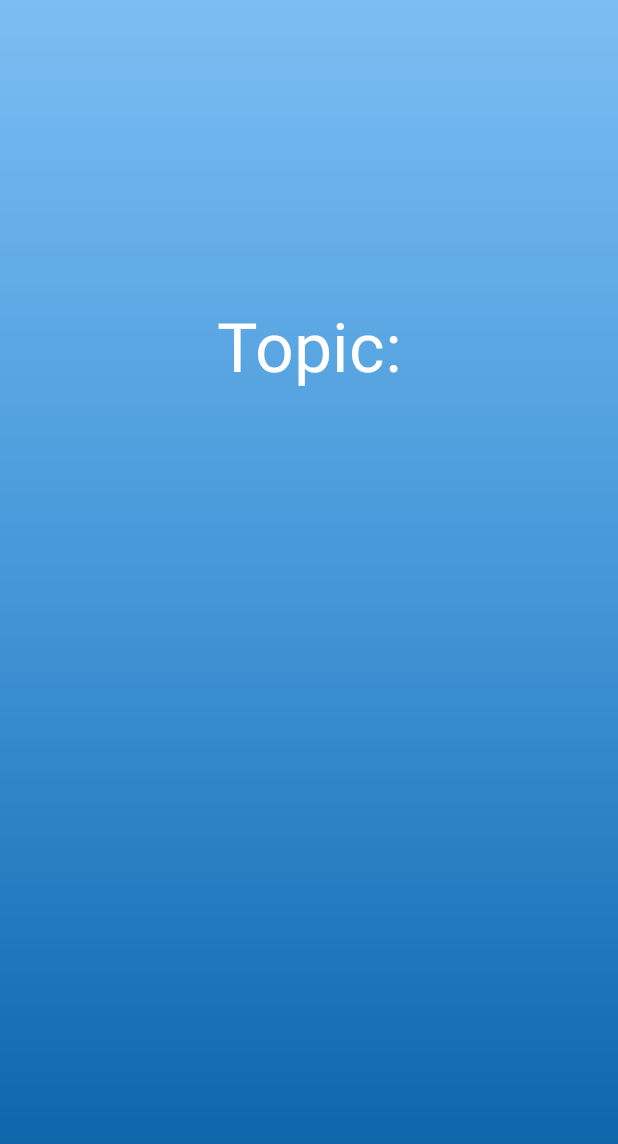
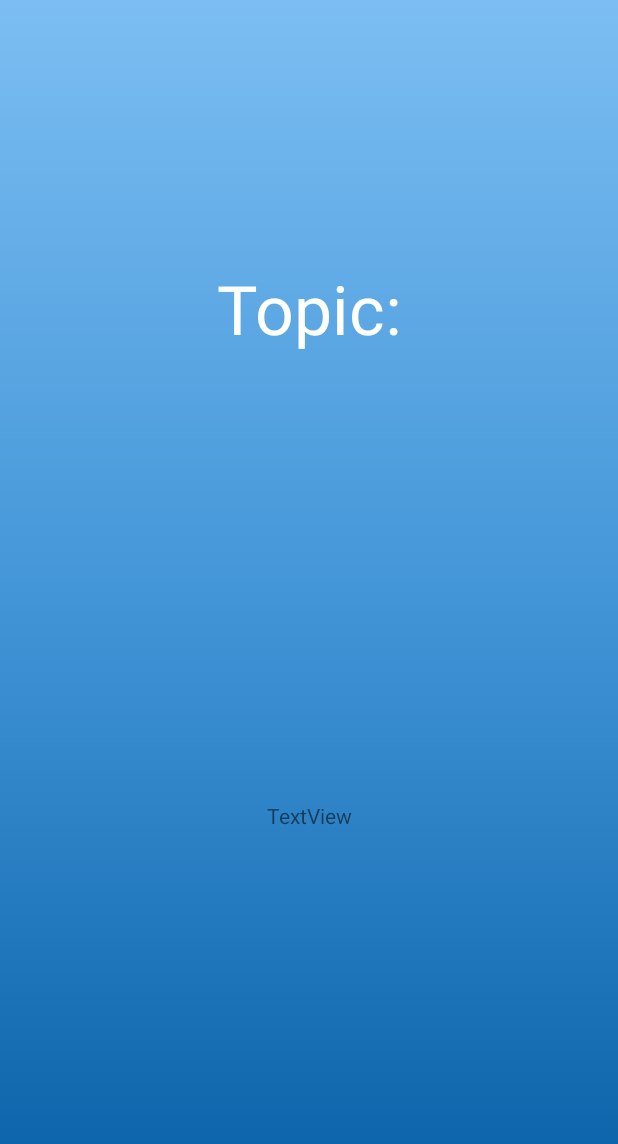
Before and after one commit to cyril-junior-dim/TableTopics, an Android app: the TopicThinkingActivity screen opened directly, with no data from a screen before it, on a phone screen of 412 x 824 dp. Shown: the top 1144 px of the screen. Run offline under Robolectric (Android 15) with nearby library versions, the phone set to English and light mode, and no system bars; our stand-ins replace Firebase (no records; nobody signed in at launch, a user with empty details on screens opened directly); 3 statements that could not run were skipped.

```diff
--- /dev/null
+++ b/app/src/main/res/drawable/ic_timer.xml
@@ -0,0 +1,5 @@
+<vector android:autoMirrored="true" android:height="24dp"
+    android:tint="#FFFFFF" android:viewportHeight="24"
+    android:viewportWidth="24" android:width="24dp" xmlns:android="http://schemas.android.com/apk/res/android">
+    <path android:fillColor="@android:color/white" android:pathData="M15,1L9,1v2h6L15,1zM11,14h2L13,8h-2v6zM19.03,7.39l1.42,-1.42c-0.43,-0.51 -0.9,-0.99 -1.41,-1.41l-1.42,1.42C16.07,4.74 14.12,4 12,4c-4.97,0 -9,4.03 -9,9s4.02,9 9,9 9,-4.03 9,-9c0,-2.12 -0.74,-4.07 -1.97,-5.61zM12,20c-3.87,0 -7,-3.13 -7,-7s3.13,-7 7,-7 7,3.13 7,7 -3.13,7 -7,7z"/>
+</vector>
--- a/app/src/main/res/layout/activity_topic_thinking.xml
+++ b/app/src/main/res/layout/activity_topic_thinking.xml
@@ -11,7 +11,7 @@
         android:id="@+id/textView15"
         android:layout_width="wrap_content"
         android:layout_height="wrap_content"
-        android:layout_marginTop="200dp"
+        android:layout_marginTop="175dp"
         android:text="Topic:"
         android:textAppearance="@style/TextAppearance.AppCompat.Display2"
         android:textColor="#FFFFFF"
@@ -21,13 +21,24 @@
 
     <TextView
         android:id="@+id/speechTitle"
-        android:layout_width="wrap_content"
-        android:layout_height="wrap_content"
-        android:text="TextView"
+        android:layout_width="250dp"
+        android:layout_height="250dp"
+        android:layout_marginTop="16dp"
+        android:text=""
         android:textAppearance="@style/TextAppearance.AppCompat.Large"
         android:textColor="#FFFFFF"
         app:layout_constraintEnd_toEndOf="parent"
         app:layout_constraintStart_toStartOf="parent"
         app:layout_constraintTop_toBottomOf="@+id/textView15" />
 
+    <TextView
+        android:id="@+id/textView17"
+        android:layout_width="wrap_content"
+        android:layout_height="wrap_content"
+        android:layout_marginTop="32dp"
+        android:text="TextView"
+        app:layout_constraintEnd_toEndOf="parent"
+        app:layout_constraintStart_toStartOf="parent"
+        app:layout_constraintTop_toBottomOf="@+id/speechTitle" />
+
 </androidx.constraintlayout.widget.ConstraintLayout>
```
Also changed, not shown: app/src/main/java/com/example/tabletopics/TopicThinkingActivity.java (+6 -4 lines), app/src/main/java/com/example/tabletopics/TopicsListActivity.java (+7 -1 lines).
